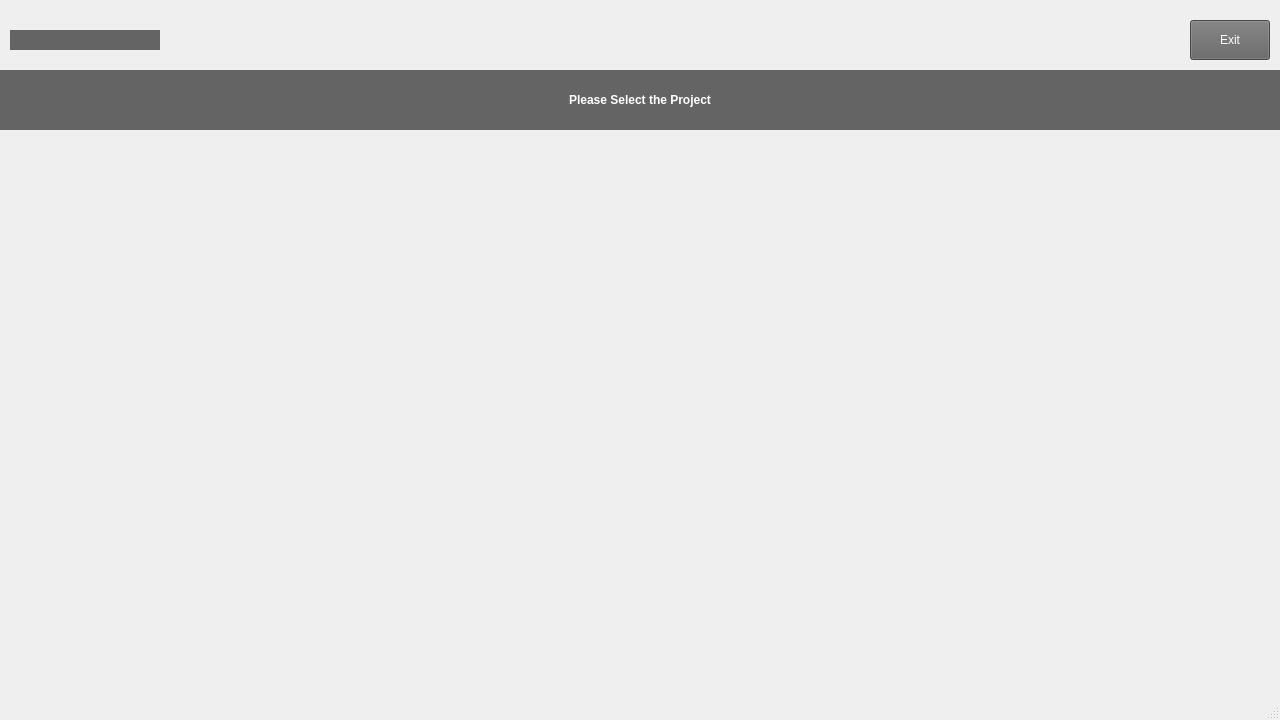
Above: code/Staging_Environment/Recovered/Staging_Environment_Recorverd/teammember_projectswindow.ui from muazzamaqeel/Software-Project-CTS-5 before the change. Below: the same form after it.
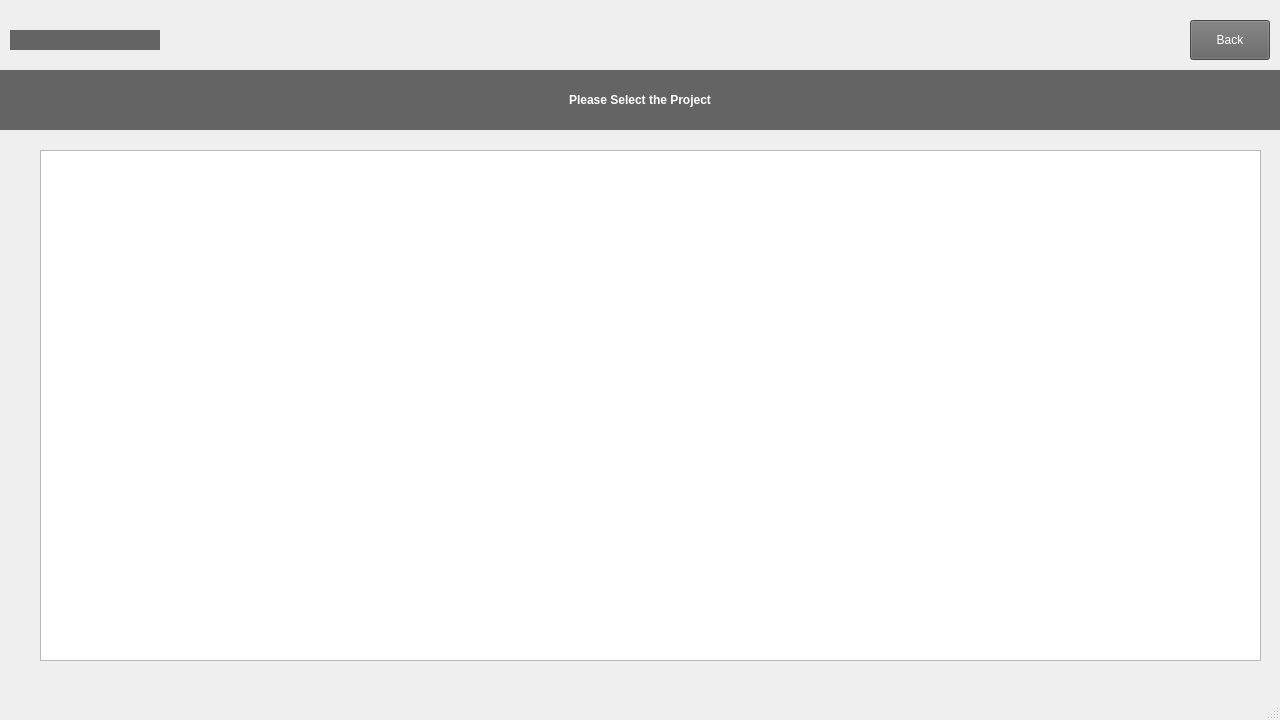
That is the form after the change. Icons and pictures are not drawn.

Commit message:
Update - MainWndow Connection With UserProject
Getting data from the database

Diff of the .ui file:
```diff
--- a/code/Staging_Environment/Recovered/Staging_Environment_Recorverd/teammember_projectswindow.ui
+++ b/code/Staging_Environment/Recovered/Staging_Environment_Recorverd/teammember_projectswindow.ui
@@ -16,6 +16,12 @@
     <height>720</height>
    </size>
   </property>
+  <property name="maximumSize">
+   <size>
+    <width>1280</width>
+    <height>720</height>
+   </size>
+  </property>
   <property name="windowTitle">
    <string>MainWindow</string>
   </property>
@@ -131,7 +137,17 @@
 }</string>
     </property>
     <property name="text">
-     <string>Exit</string>
+     <string>Back</string>
+    </property>
+   </widget>
+   <widget class="QTableWidget" name="tm_project_table">
+    <property name="geometry">
+     <rect>
+      <x>40</x>
+      <y>150</y>
+      <width>1221</width>
+      <height>511</height>
+     </rect>
     </property>
    </widget>
    <zorder>logo</zorder>
```
Left out of the diff: 7 changed lines with no effect on the pictures. The commit also changes 7 other files.
